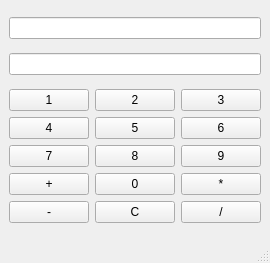
Qt form mainwindow.ui (Deivvvv/Test) before a commit.
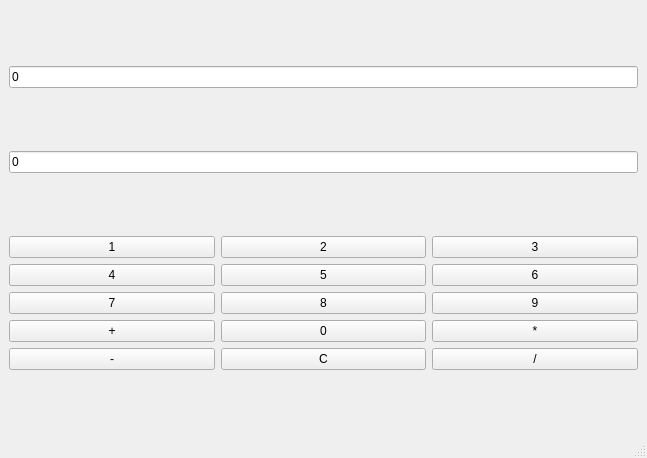
The same form after that commit.

```diff
--- a/mainwindow.ui
+++ b/mainwindow.ui
@@ -6,8 +6,8 @@
    <rect>
     <x>0</x>
     <y>0</y>
-    <width>257</width>
-    <height>263</height>
+    <width>647</width>
+    <height>458</height>
    </rect>
   </property>
   <property name="windowTitle">
@@ -17,6 +17,9 @@
    <layout class="QVBoxLayout" name="verticalLayout">
     <item>
      <widget class="QLineEdit" name="lineEdit_2">
+      <property name="text">
+       <string>0</string>
+      </property>
       <property name="readOnly">
        <bool>true</bool>
       </property>
@@ -24,6 +27,9 @@
     </item>
     <item>
      <widget class="QLineEdit" name="lineEdit">
+      <property name="text">
+       <string>0</string>
+      </property>
       <property name="readOnly">
        <bool>true</bool>
       </property>
```
Left out of the diff: 383 changed lines with no effect on the pictures.
